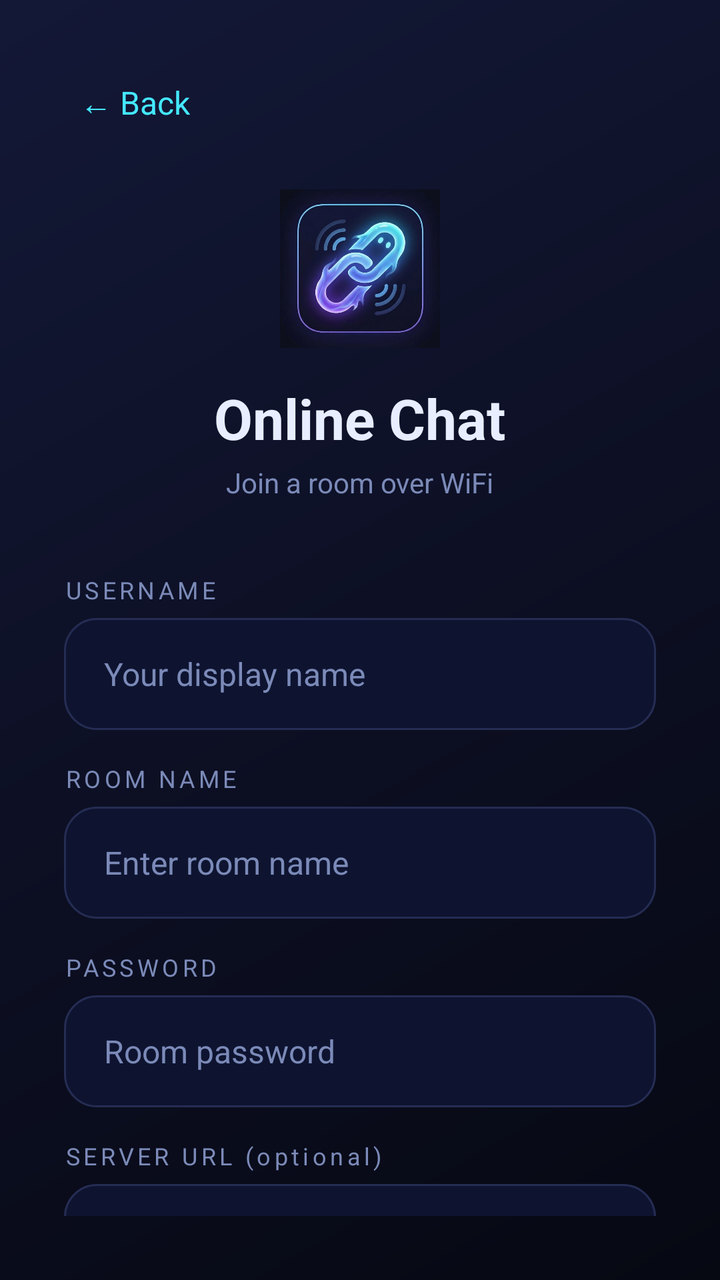
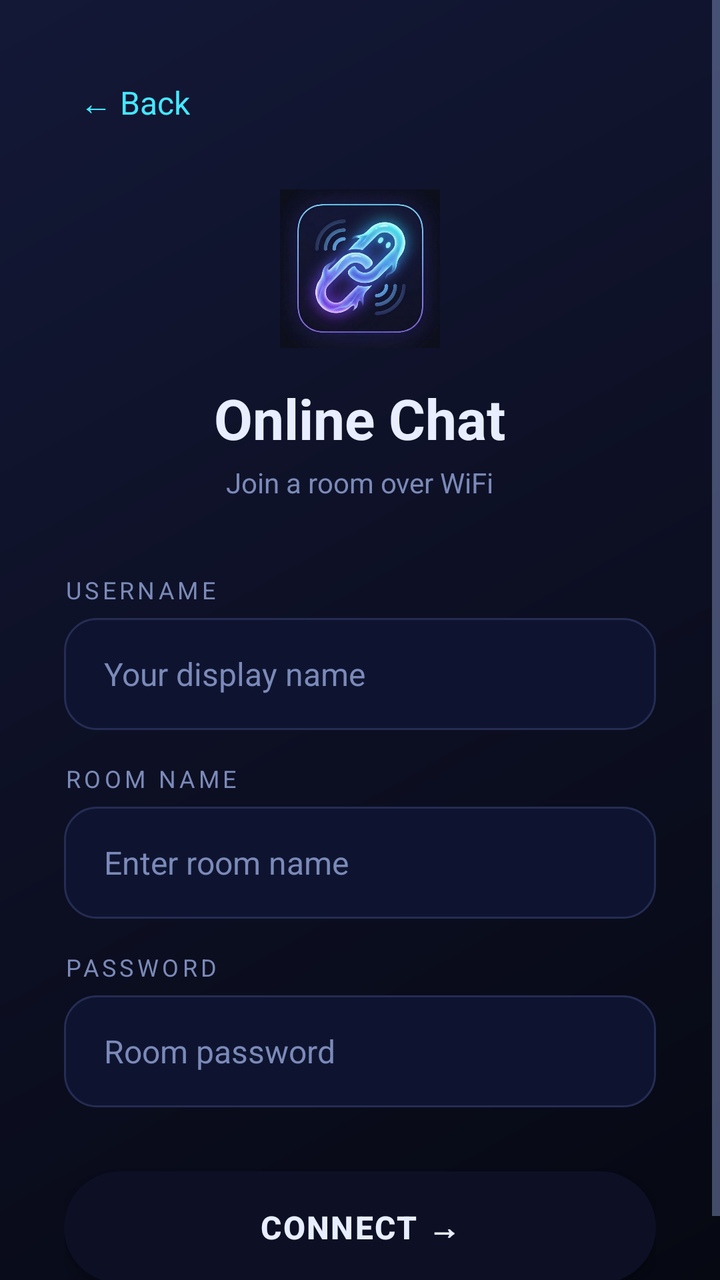

An Android layout rendered at two revisions. The XML below is the earlier revision; the diff shows what the commit changed to produce the second picture.
<!-- AndroidManifest.xml: application theme Theme.GhostLink -->
<!-- res/layout/activity_online_room.xml -->
<?xml version="1.0" encoding="utf-8"?>
<LinearLayout xmlns:android="http://schemas.android.com/apk/res/android"
    android:layout_width="match_parent"
    android:layout_height="match_parent"
    android:background="@drawable/bg_gradient"
    android:gravity="center_horizontal"
    android:orientation="vertical"
    android:padding="32dp">

    
    <TextView
        android:id="@+id/btn_back"
        android:layout_width="wrap_content"
        android:layout_height="wrap_content"
        android:text="← Back"
        android:textColor="@color/accent"
        android:textSize="16sp"
        android:layout_gravity="start"
        android:layout_marginBottom="24dp"
        android:padding="8dp" />

    
    <ImageView
        android:layout_width="80dp"
        android:layout_height="80dp"
        android:src="@drawable/ic_ghostlink_logo"
        android:contentDescription="GhostLink"
        android:layout_marginBottom="16dp" />

    
    <TextView
        android:layout_width="wrap_content"
        android:layout_height="wrap_content"
        android:text="Online Chat"
        android:textColor="@color/text_primary"
        android:textSize="28sp"
        android:textStyle="bold"
        android:layout_marginBottom="4dp" />

    <TextView
        android:layout_width="wrap_content"
        android:layout_height="wrap_content"
        android:text="Join a room over WiFi"
        android:textColor="@color/text_secondary"
        android:textSize="14sp"
        android:layout_marginBottom="36dp" />

    
    <TextView
        android:layout_width="match_parent"
        android:layout_height="wrap_content"
        android:text="USERNAME"
        android:textColor="@color/text_secondary"
        android:textSize="12sp"
        android:letterSpacing="0.15"
        android:layout_marginBottom="6dp" />

    <EditText
        android:id="@+id/et_username"
        android:layout_width="match_parent"
        android:layout_height="56dp"
        android:background="@drawable/rounded_input"
        android:hint="Your display name"
        android:textColor="@color/text_primary"
        android:textColorHint="@color/text_secondary"
        android:textSize="16sp"
        android:paddingStart="20dp"
        android:paddingEnd="20dp"
        android:inputType="text"
        android:maxLines="1"
        android:layout_marginBottom="16dp" />

    
    <TextView
        android:layout_width="match_parent"
        android:layout_height="wrap_content"
        android:text="ROOM NAME"
        android:textColor="@color/text_secondary"
        android:textSize="12sp"
        android:letterSpacing="0.15"
        android:layout_marginBottom="6dp" />

    <EditText
        android:id="@+id/et_room_name"
        android:layout_width="match_parent"
        android:layout_height="56dp"
        android:background="@drawable/rounded_input"
        android:hint="Enter room name"
        android:textColor="@color/accent"
        android:textColorHint="@color/text_secondary"
        android:textSize="16sp"
        android:paddingStart="20dp"
        android:paddingEnd="20dp"
        android:inputType="text"
        android:maxLines="1"
        android:layout_marginBottom="16dp" />

    
    <TextView
        android:layout_width="match_parent"
        android:layout_height="wrap_content"
        android:text="PASSWORD"
        android:textColor="@color/text_secondary"
        android:textSize="12sp"
        android:letterSpacing="0.15"
        android:layout_marginBottom="6dp" />

    <EditText
        android:id="@+id/et_password"
        android:layout_width="match_parent"
        android:layout_height="56dp"
        android:background="@drawable/rounded_input"
        android:hint="Room password"
        android:textColor="@color/text_primary"
        android:textColorHint="@color/text_secondary"
        android:textSize="16sp"
        android:paddingStart="20dp"
        android:paddingEnd="20dp"
        android:inputType="textPassword"
        android:maxLines="1"
        android:layout_marginBottom="16dp" />

    
    <TextView
        android:layout_width="match_parent"
        android:layout_height="wrap_content"
        android:text="SERVER URL (optional)"
        android:textColor="@color/text_secondary"
        android:textSize="12sp"
        android:letterSpacing="0.15"
        android:layout_marginBottom="6dp" />

    <EditText
        android:id="@+id/et_server_url"
        android:layout_width="match_parent"
        android:layout_height="56dp"
        android:background="@drawable/rounded_input"
        android:hint="http://192.168.x.x:3000"
        android:textColor="@color/text_primary"
        android:textColorHint="@color/text_secondary"
        android:textSize="14sp"
        android:paddingStart="20dp"
        android:paddingEnd="20dp"
        android:inputType="textUri"
        android:maxLines="1"
        android:layout_marginBottom="32dp" />

    
    <Button
        android:id="@+id/btn_connect"
        android:layout_width="match_parent"
        android:layout_height="56dp"
        android:background="@drawable/rounded_button"
        android:text="CONNECT →"
        android:textColor="@color/primary_dark"
        android:textSize="16sp"
        android:textStyle="bold"
        android:textAllCaps="false"
        android:letterSpacing="0.05" />

    
    <TextView
        android:id="@+id/tv_status"
        android:layout_width="wrap_content"
        android:layout_height="wrap_content"
        android:textColor="@color/error"
        android:textSize="14sp"
        android:layout_marginTop="16dp"
        android:visibility="gone" />

    <ProgressBar
        android:id="@+id/progress_bar"
        android:layout_width="wrap_content"
        android:layout_height="wrap_content"
        android:layout_marginTop="12dp"
        android:indeterminateTint="@color/accent"
        android:visibility="gone" />

</LinearLayout>
<!-- resources referenced by this layout -->
<resources>
  <color name="accent">#44E8FF</color>
  <color name="error">#FF5555</color>
  <color name="primary_dark">#080A18</color>
  <color name="text_primary">#E8EEFF</color>
  <color name="text_secondary">#7B8AB8</color>
  <!-- drawable bg_gradient (drawable) -->
  <?xml version="1.0" encoding="utf-8"?>
  <shape xmlns:android="http://schemas.android.com/apk/res/android">
      <gradient
          android:angle="135"
          android:startColor="#060812"
          android:centerColor="#0D1024"
          android:endColor="#131837"
          android:type="linear" />
  </shape>
  <!-- drawable ic_ghostlink_logo: png bitmap (drawable, 763947 bytes) -->
  <!-- drawable rounded_button (drawable) -->
  <?xml version="1.0" encoding="utf-8"?>
  <shape xmlns:android="http://schemas.android.com/apk/res/android"
      android:shape="rectangle">
      <solid android:color="#44E8FF" />
      <corners android:radius="28dp" />
  </shape>
  <!-- drawable rounded_input (drawable) -->
  <?xml version="1.0" encoding="utf-8"?>
  <shape xmlns:android="http://schemas.android.com/apk/res/android"
      android:shape="rectangle">
      <solid android:color="#0E1430" />
      <corners android:radius="16dp" />
      <stroke android:width="1dp" android:color="#252D54" />
  </shape>
  <style name="Theme.GhostLink" parent="Theme.MaterialComponents.DayNight.NoActionBar">
          <item name="colorPrimary">@color/primary</item>
          <item name="colorPrimaryDark">@color/primary_dark</item>
          <item name="colorAccent">@color/accent</item>
          <item name="android:windowBackground">@color/primary</item>
          <item name="android:statusBarColor">@color/status_bar</item>
          <item name="android:navigationBarColor">@color/primary_dark</item>
          <item name="android:textColorPrimary">@color/text_primary</item>
          <item name="android:textColorSecondary">@color/text_secondary</item>
          <item name="android:textColorHint">@color/text_secondary</item>
      </style>
  <color name="primary">#0D1024</color>
  <color name="status_bar">#060812</color>
</resources>

<!-- the commit's change to res/layout/activity_online_room.xml (unified diff, before → after) -->
@@ -1,8 +1,13 @@
 <?xml version="1.0" encoding="utf-8"?>
-<LinearLayout xmlns:android="http://schemas.android.com/apk/res/android"
+<ScrollView xmlns:android="http://schemas.android.com/apk/res/android"
     android:layout_width="match_parent"
     android:layout_height="match_parent"
     android:background="@drawable/bg_gradient"
+    android:fillViewport="true">
+
+<LinearLayout
+    android:layout_width="match_parent"
+    android:layout_height="wrap_content"
     android:gravity="center_horizontal"
     android:orientation="vertical"
     android:padding="32dp">
@@ -120,30 +125,9 @@
         android:maxLines="1"
         android:layout_marginBottom="16dp" />
 
-    
-    <TextView
-        android:layout_width="match_parent"
-        android:layout_height="wrap_content"
-        android:text="SERVER URL (optional)"
-        android:textColor="@color/text_secondary"
-        android:textSize="12sp"
-        android:letterSpacing="0.15"
-        android:layout_marginBottom="6dp" />
-
-    <EditText
-        android:id="@+id/et_server_url"
-        android:layout_width="match_parent"
-        android:layout_height="56dp"
-        android:background="@drawable/rounded_input"
-        android:hint="http://192.168.x.x:3000"
-        android:textColor="@color/text_primary"
-        android:textColorHint="@color/text_secondary"
-        android:textSize="14sp"
-        android:paddingStart="20dp"
-        android:paddingEnd="20dp"
-        android:inputType="textUri"
-        android:maxLines="1"
-        android:layout_marginBottom="32dp" />
+    <Space
+        android:layout_width="1dp"
+        android:layout_height="16dp" />
 
     
     <Button
@@ -152,7 +136,7 @@
         android:layout_height="56dp"
         android:background="@drawable/rounded_button"
         android:text="CONNECT →"
-        android:textColor="@color/primary_dark"
+        android:textColor="@color/text_primary"
         android:textSize="16sp"
         android:textStyle="bold"
         android:textAllCaps="false"
@@ -177,3 +161,4 @@
         android:visibility="gone" />
 
 </LinearLayout>
+</ScrollView>
